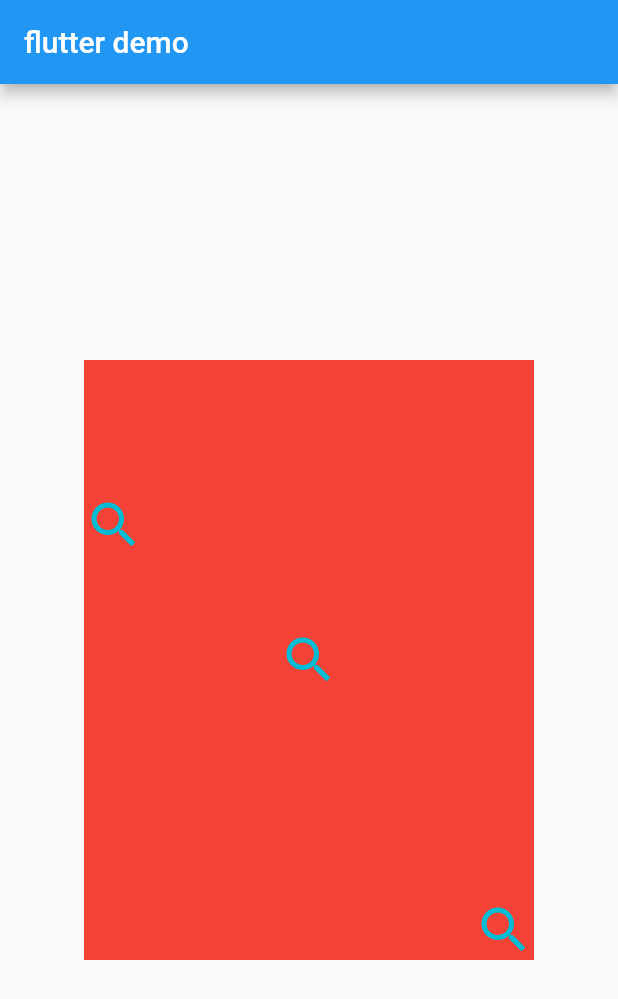
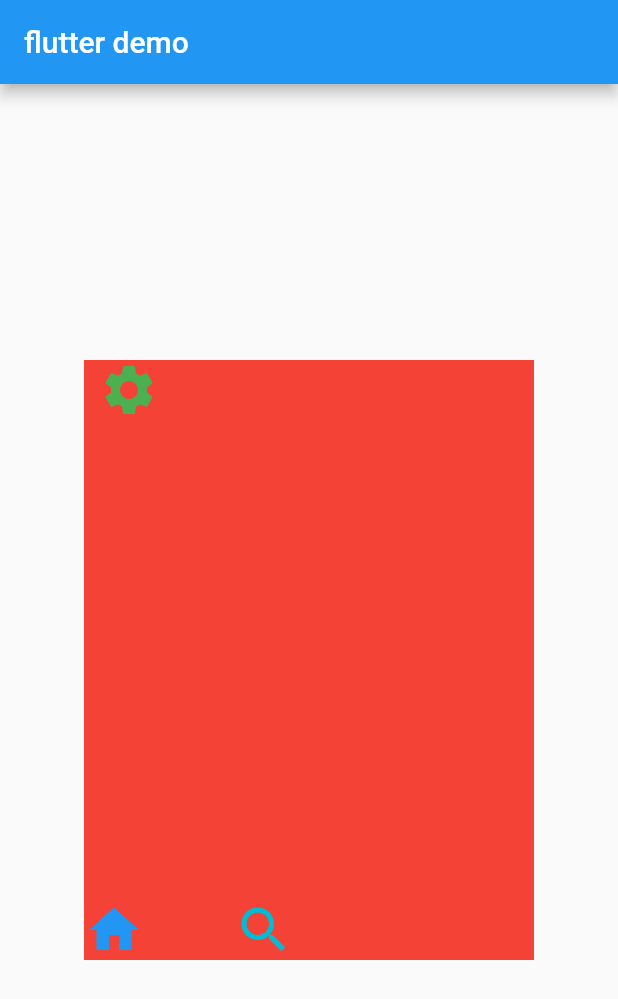
Before and after one commit to mister-liujie/FlutterDemo, a Flutter app: the screen it shows after launch, on a phone screen of 412 x 824 dp. Shown: the top 999 px of the screen. Run offline on Flutter 3.47's test engine with Material 2 defaults, Android fonts, the phone set to English and light mode, and no system bars.

Commit message:
stack 层叠布局   配合 position 定位子元素位置

```diff
--- a/lib/main.dart
+++ b/lib/main.dart
@@ -2,9 +2,7 @@ import 'package:flutter/material.dart';
 
 import 'res/listData.dart';
 
-//stack 布局 层叠布局  配和 align 定位子元素 位置
-
-
+//stack 布局 层叠布局   配合 position 定位子元素位置
 void main() => runApp(MyApp());
 
 class MyApp extends StatelessWidget {
@@ -26,7 +24,6 @@ class MyApp extends StatelessWidget {
         ),
         //显示内容
         body: LayoutDemo(),
-
       ),
       theme: ThemeData(
         primarySwatch: Colors.blue
@@ -38,28 +35,6 @@ class MyApp extends StatelessWidget {
 // https://www.itying.com/images/flutter/1.png
 
 
-
-class IconContainer extends StatelessWidget{
-
-  double size = 32.0;
-  Color color = Colors.red;
-  IconData icon;
-  //默认的构造函数  第一个参数是必选  后面两个是可选的参数
-  IconContainer(this.icon,{this.color,this.size});
-  @override
-  Widget build(BuildContext context) {
-    // TODO: implement build
-    return Container(
-      height: 100.0,
-      width: 100.0,
-      color: this.color,
-     // child: Column(
-      child: Center(
-          child:Icon(this.icon,size: this.size,color: Colors.white),
-      ),
-    );
-  }
-}
 
 class LayoutDemo extends StatelessWidget{
   @override
@@ -84,22 +59,6 @@ class LayoutDemo extends StatelessWidget{
   //    ),
   //  );
 
-     //这样的话 看不到 text
-  //    return Center(
-  //    child: Stack(
-  //      alignment: Alignment.center,
-  //      children: <Widget>[
-  //       Text('我是一个文本'),
-  //        Container(
-  //          height: 400.0,
-  //          width: 300.0,
-  //          color: Colors.red,
-  //        ),
-
-  //      ],
-  //    ),
-  //  );
-
 
     return Center(
 
@@ -108,44 +67,26 @@ class LayoutDemo extends StatelessWidget{
          width: 300.0,
          color: Colors.red,
 
-
-
-
-         //这样显示 所有的 子控件都重叠在了一起  都以alignment 的属性为准
-        //  child: Stack(
-        //    alignment: Alignment.center,
-        //    children: <Widget>[
-        //      Icon(Icons.search,size: 80,color: Colors.cyan,),
-        //      Icon(Icons.settings,size: 60,color: Colors.blue,),
-        //      Icon(Icons.home,size: 40,color: Colors.white,)
-        //    ],
-        //  ),
-
-        //stack 配合  align 一起定位 子元素的位置和显示的方式
+        //stack 配合  Positioned 一起定位 子元素的位置和显示的方式
          child: Stack(
            children: <Widget>[
-            Align(
-
-               //alignment 可以有两种显示方式 第一种设置 top left 第二种设置x y 坐标 中心点坐标为 0 0
-              // alignment: Alignment.topLeft,
-              alignment: Alignment(-1, -0.5),
+            Positioned(
+              // top: 10,
+              left: 10,
+              child:Icon(Icons.settings,size: 40,color: Colors.green,),
+            ),
+             Positioned(
+               bottom: 0,
+              left: 100,
               child:Icon(Icons.search,size: 40,color: Colors.cyan,),
             ),
-             Align(
-              alignment: Alignment.center,
-              child:Icon(Icons.search,size: 40,color: Colors.cyan,),
-            ),
-             Align(
-              alignment: Alignment.bottomRight,
-              child:Icon(Icons.search,size: 40,color: Colors.cyan,),
+             Positioned(
+              bottom: 0,
+              child:Icon(Icons.home,size: 40,color: Colors.blue,),
             ),
            ],
          ),
-
        ),
-
     );
-
-
   }
 }
```
